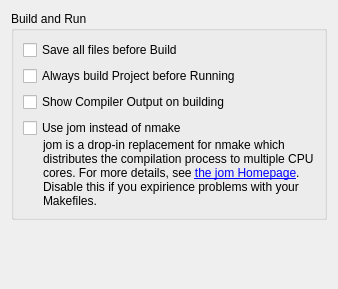
Old version of the form src/plugins/projectexplorer/projectexplorersettingspage.ui in the repository qt-creator/qt-creator.
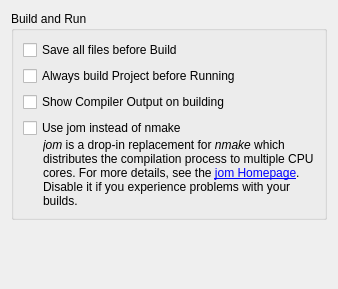
New version of the form.

Commit message: Tr glitches.

```diff
--- a/src/plugins/projectexplorer/projectexplorersettingspage.ui
+++ b/src/plugins/projectexplorer/projectexplorersettingspage.ui
@@ -56,7 +56,7 @@
         <item>
          <widget class="QLabel" name="jomLabel">
           <property name="text">
-           <string>jom is a drop-in replacement for nmake which distributes the compilation process to multiple CPU cores. For more details, see &lt;a href=&quot;http://qt.gitorious.org/qt-labs/jom/&quot;&gt;the jom Homepage&lt;/a&gt;. Disable this if you expirience problems with your Makefiles.</string>
+           <string>&lt;i&gt;jom&lt;/i&gt; is a drop-in replacement for &lt;i&gt;nmake&lt;/i&gt; which distributes the compilation process to multiple CPU cores. For more details, see the &lt;a href=&quot;http://qt.gitorious.org/qt-labs/jom/&quot;&gt;jom Homepage&lt;/a&gt;. Disable it if you experience problems with your builds.</string>
           </property>
           <property name="wordWrap">
            <bool>true</bool>
```
The commit also changes 1 other file.
